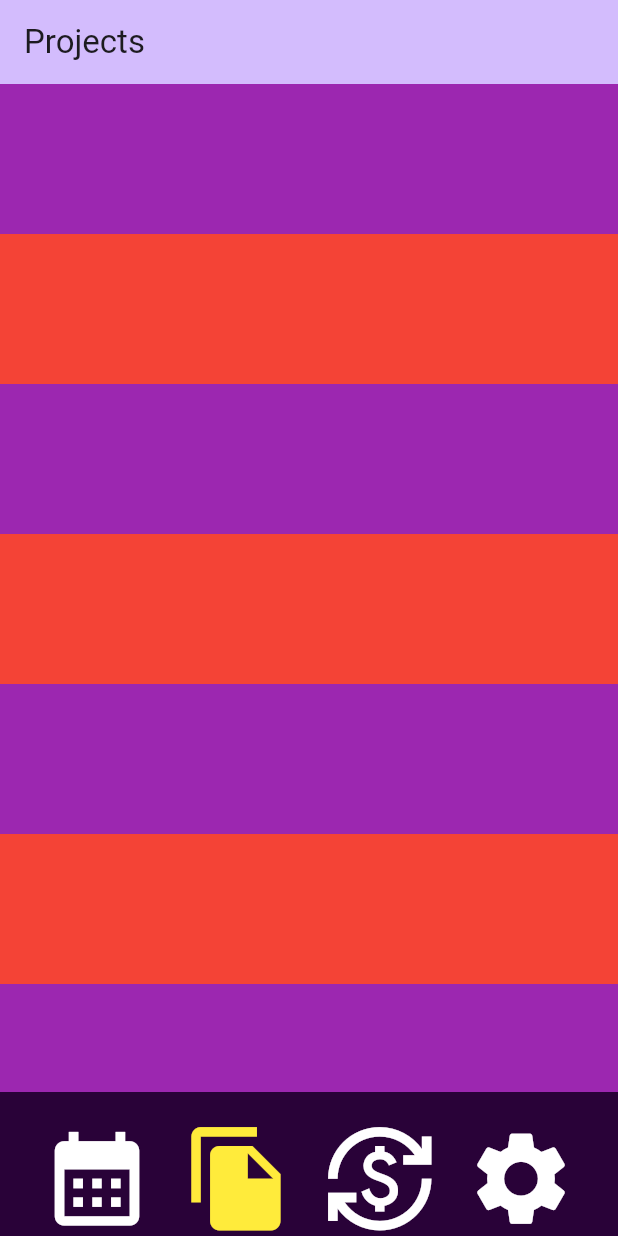
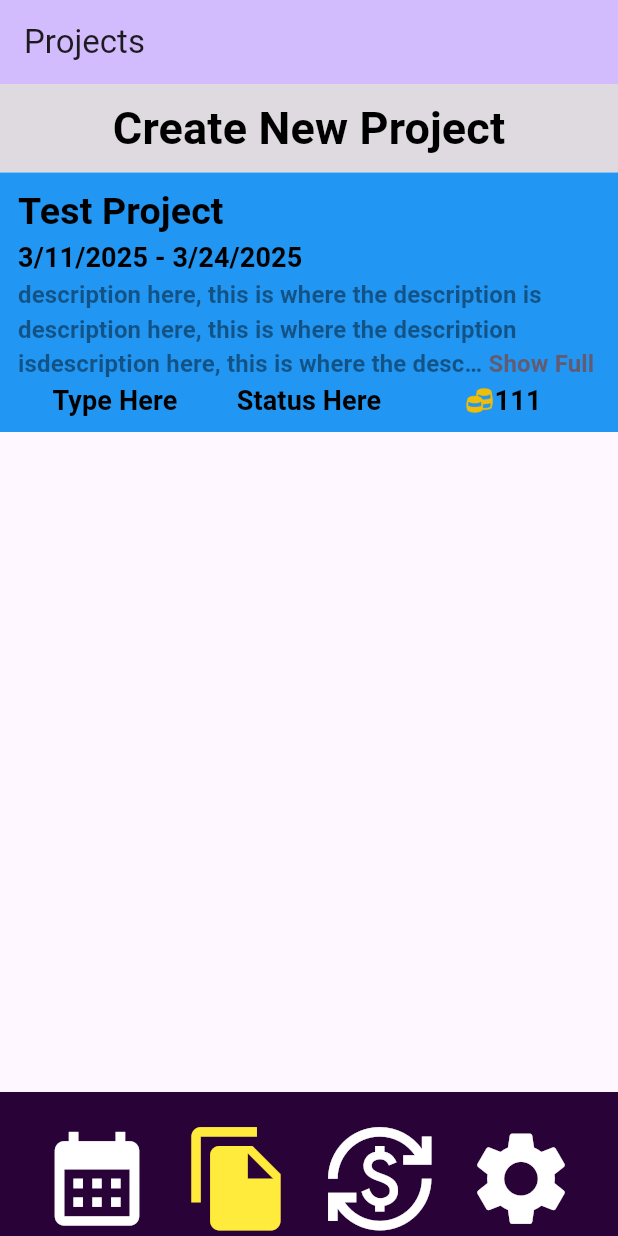
Before and after one commit to SushiRemi/Mini-Manager, a Flutter app: the ProjectsPage screen opened directly, on a phone screen of 412 x 824 dp. Run offline on Flutter 3.47's test engine with Material 3 defaults, Android fonts, the phone set to English and light mode, and no system bars; drawn by our look-alikes of expandable_text; our stand-ins replace go_router, table_calendar; missing offline and left inert: swipeable_page_route.

Commit message:
Finished main UI of projects page, next is implementing project creation/editing

```diff
--- a/lib/data_manager.dart
+++ b/lib/data_manager.dart
@@ -91,7 +91,7 @@ class DataManager {
         if(current[0].contains("project")){
           DateTime tempStart = DateTime(int.parse(current[4].substring(0,4)), int.parse(current[4].substring(5,7)), int.parse(current[4].substring(8,10)));
           DateTime tempEnd = DateTime(int.parse(current[5].substring(0,4)), int.parse(current[5].substring(5,7)), int.parse(current[5].substring(8,10)));
-          tempList.add(Project.create(current[1], current[2], current[3], tempStart, tempEnd, current[6]));
+          tempList.add(Project.create(current[1], current[2], current[3], tempStart, tempEnd, current[6], int.parse(current[7])));
         } else if (current[0].contains("content")){
           //add content to latest project
           DateTime tempDate = DateTime(int.parse(current[5].substring(0,4)), int.parse(current[5].substring(5,7)), int.parse(current[5].substring(8,10)));
--- a/lib/project.dart
+++ b/lib/project.dart
@@ -1,37 +1,40 @@
 import 'content.dart';
 
 class Project{
-  String title = "";
-  String type = "";
-  String description = "";
-  DateTime startDate = DateTime(0,0,0);
-  DateTime endDate = DateTime(0,0,0);
-  String status = "";
-  List<Content> contentList = [];
+  String _title = "";
+  String _type = "";
+  String _description = "";
+  DateTime _startDate = DateTime(0,0,0);
+  DateTime _endDate = DateTime(0,0,0);
+  String _status = "";
+  int _coinValue = 0;
+  List<Content> _contentList = [];
   //List<String> tags = [];
 
 
   Project.empty(){
-    title = "";
-    type = "";
-    description = "";
-    startDate = DateTime(0,0,0);
-    endDate = DateTime(0,0,0);
-    status = "";
-    contentList = [];
+    _title = "";
+    _type = "";
+    _description = "";
+    _startDate = DateTime(0,0,0);
+    _endDate = DateTime(0,0,0);
+    _status = "";
+    _coinValue = 0;
+    _contentList = [];
     //tags = [];
   }
 
-  Project.create(String titleIn, String typeIn, String descriptionIn, DateTime startDateIn, DateTime endDateIn, String statusIn){
-    title = titleIn;
-    type = typeIn;
-    description = descriptionIn;
-    startDate = startDateIn;
-    endDate = endDateIn;
-    status = statusIn;
+  Project.create(String titleIn, String typeIn, String descriptionIn, DateTime startDateIn, DateTime endDateIn, String statusIn, int coinValueIn){
+    _title = titleIn;
+    _type = typeIn;
+    _description = descriptionIn;
+    _startDate = startDateIn;
+    _endDate = endDateIn;
+    _status = statusIn;
+    _coinValue = coinValueIn;
 
     //initialize contentList with the content needed based on the project type (Album, EP, Single, Other)
-    switch (type){
+    switch (_type){
       case "Album":
 
       case "EP":
@@ -45,89 +48,101 @@ class Project{
   }
 
   String getTitle(){
-    return title;
+    return _title;
   }
 
   void setTitle(String newTitle){
-    title = newTitle;
+    _title = newTitle;
   }
 
   String getType(){
-    return type;
+    return _type;
   }
 
   void setType(String newType){
-    type = newType;
+    _type = newType;
   }
 
   String getDescription(){
-    return description;
+    return _description;
   }
 
   void setDescription(String newDescription){
-    description = newDescription;
+    _description = newDescription;
   }
 
   DateTime getStartDate(){
-    return startDate;
+    return _startDate;
   }
 
   void setStartDate(DateTime newStartDate){
-    startDate = newStartDate;
+    _startDate = newStartDate;
   }
 
   DateTime getEndDate(){
-    return endDate;
+    return _endDate;
   }
 
   void setEndDate(DateTime newEndDate){
-    endDate = newEndDate;
+    _endDate = newEndDate;
   }
 
   String getStatus(){
-    return status;
+    return _status;
   }
 
   void setStatus(String newStatus){
-    status = newStatus;
+    _status = newStatus;
+  }
+
+  int getCoinValue(){
+    return _coinValue;
+  }
+
+  void setCoinValue(int coins){
+    _coinValue = coins;
   }
 
   Content getContent(int index){
-    return contentList[index];
+    return _contentList[index];
   }
 
   void addContent(Content c){
     //check for duplicates
-    contentList.add(c);
+    _contentList.add(c);
   }
 
   void removeContent(int index){
     //check if it exists
-    contentList.removeAt(index);
+    _contentList.removeAt(index);
+  }
+
+  List<Content> getContentList(){
+    return _contentList;
   }
 
   String toCSV(){
     String out = "";
     out += "\"project\",,";
-    out += "\"$title\",,";
-    out += "\"$type\",,";
-    out += "\"$description\",,";
-    out += (startDate.toString().substring(0, 10));
+    out += "\"$_title\",,";
+    out += "\"$_type\",,";
+    out += "\"$_description\",,";
+    out += (_startDate.toString().substring(0, 10));
     out += ",,";
-    out += (endDate.toString().substring(0, 10));
+    out += (_endDate.toString().substring(0, 10));
     out += ",,";
-    out += "\"$status\"";
+    out += "\"$_status\"";
     return out; //contentList csv is handled by the content toCSV() function
   }
 
   void sortContentByDate(){ //untested insertion sort, will need version for sorting projects.
-    for (int i = 1; i < contentList.length; i++) {
+    for (int i = 1; i < _contentList.length; i++) {
       int j = i;
 
-      while (j > 0 && contentList[j].getDate().isBefore(contentList[j-1].getDate())) {
-        Content aux = contentList[j];
-        contentList[j] = contentList[j - 1];
-        contentList[j - 1] = aux;
+      while (j > 0 && _contentList[j].getDate().isBefore(_contentList[j-1].getDate())) {
+        Content aux = _contentList[j];
+        _contentList[j] = _contentList[j - 1];
+        _contentList[j - 1] = aux;
         j--;
       }
     }
--- a/lib/projects_page.dart
+++ b/lib/projects_page.dart
@@ -1,8 +1,15 @@
 import 'package:flutter/material.dart';
 import 'package:mini_manager/calendar_page.dart';
+import 'package:mini_manager/project_edit_page.dart';
 import 'package:mini_manager/projects_page.dart';
 import 'package:mini_manager/shop_page.dart';
 import 'package:mini_manager/settings_stats_page.dart';
+import 'package:mini_manager/content.dart';
+import 'package:mini_manager/project.dart';
+import 'package:mini_manager/data_manager.dart';
+
+//used for description text
+import 'package:expandable_text/expandable_text.dart';
 
 //used for swiping between pages
 import 'package:go_router/go_router.dart';
@@ -22,21 +29,41 @@ class ProjectsPage extends StatefulWidget {
 
   final String title;
 
+
+
   @override
   State<ProjectsPage> createState() => _ProjectsPage();
 }
 
 class _ProjectsPage extends State<ProjectsPage> {
-  int _counter = 0;
+  DataManager data = DataManager();
 
-  void _incrementCounter() {
-    setState(() {
-      _counter++;
-    });
+  //For dynamically displaying events
+  List<ProjectWidget> _projectWidgetList = [];
+
+  //save projects to file
+  void _save() {
+    data.saveProjects();
+  }
+
+  //load projects from file
+  void _load() {
+    data.loadProjects();
+  }
+
+  //to update project widgets
+  List<ProjectWidget> _updateProjectWidgetList(List<Project> projectList){
+    List<ProjectWidget> newProjectList = [];
+    for(int i=0; i<projectList.length; i++){
+      newProjectList.add(ProjectWidget(projectList[i]));
+    }
+    newProjectList.add(ProjectWidget.test());
+    return newProjectList;
   }
 
   @override
   Widget build(BuildContext context) {
+    _load();
     return Scaffold(
       appBar: AppBar(
         automaticallyImplyLeading: false,
@@ -57,54 +84,49 @@ class _ProjectsPage extends State<ProjectsPage> {
 
         child: Column(
           children: [
-            //Project List
             Expanded(
               flex: 7,
-                child: ListView(
-                  children: [
-                    Container(
-                      height: 100,
-                      color: Colors.purple
-                    ),
-                    Container(
-                      height: 100,
-                      color: Colors.red
-                    ),
-                    Container(
-                        height: 100,
-                        color: Colors.purple
-                    ),
-                    Container(
-                        height: 100,
-                        color: Colors.red
-                    ),
-                    Container(
-                        height: 100,
-                        color: Colors.purple
-                    ),
-                    Container(
-                        height: 100,
-                        color: Colors.red
-                    ),
-                    Container(
-                        height: 100,
-                        color: Colors.purple
-                    ),
-                    Container(
-                        height: 100,
-                        color: Colors.red
-                    ),
-                    Container(
-                        height: 100,
-                        color: Colors.purple
-                    ),
-                    Container(
-                        height: 100,
-                        color: Colors.red
-                    ),
+              child: Column(
+                children: [
+                  //Create new project button
+                  Row(
+                      children: [
+                        Expanded(
+                          child: Container(
+                            color: Colors.black12,
+                            child:
+                            Expanded(
+                              child: TextButton(
+                                onPressed: (){
+                                  _save();
+                                  Navigator.of(context).push(
+                                      MaterialPageRoute(builder: (context) => const ProjectEditPage(title: "Add/Edit Project")),
+                                  );
+                                },
+                                child:
+                                const Text(
+                                  "Create New Project",
+                                  style: TextStyle(
+                                    fontSize: 30,
+                                    fontWeight: FontWeight.bold,
+                                    color: Colors.black,
+                                  ),
+                                ),
+                              ),
+                            ),
+                          ),
+                        )
+                      ]
+                  ),
 
-                  ],
-                )
+                  //Project List
+                  Expanded(
+                      child: ListView(
+                        children: _projectWidgetList = _updateProjectWidgetList(data.projectList),
+                      )
+                  ),
+                ],
+              )
             ),
 
             //Bottom Nav Bar
@@ -119,6 +141,7 @@ class _ProjectsPage extends State<ProjectsPage> {
                     //Calendar Page
                     IconButton(
                       onPressed: (){
+                        _save();
                         Navigator.of(context).pushAndRemoveUntil(
                             MaterialPageRoute(builder: (context) => CalendarPage(title: "Calendar")),
                             ModalRoute.withName("Calendar")
@@ -146,6 +169,7 @@ class _ProjectsPage extends State<ProjectsPage> {
                     //Shop Page
                     IconButton(
                       onPressed: (){
+                        _save();
                         Navigator.of(context).pushAndRemoveUntil(
                             MaterialPageRoute(builder: (context) => ShopPage(title: "Shop")),
                             ModalRoute.withName("Calendar")
@@ -162,6 +186,7 @@ class _ProjectsPage extends State<ProjectsPage> {
                     //Settings Page
                     IconButton(
                       onPressed: (){
+                        _save();
                         Navigator.of(context).pushAndRemoveUntil(
                             MaterialPageRoute(builder: (context) => SettingsStatsPage(title: "SettingsStats")),
                             ModalRoute.withName("Calendar")
@@ -186,24 +211,151 @@ class _ProjectsPage extends State<ProjectsPage> {
 
     );
   }
+}
 
-  //Method to go to shop
-  Future<void> _pushShopPage(BuildContext context) async {
-    return switch (NavigationMode.current){
-      NavigationMode.navigator => Navigator.of(context)
-          .push<void>(SwipeablePageRoute(builder: (_) => const ShopPage(title: "Shop"))),
-      NavigationMode.goRouter => GoRouter.of(context).push<void>('/shop'),
-      NavigationMode.goRouterBuilder => ShopPageRoute().push(context),
-    };
+
+// widget for dynamic text field
+class ProjectWidget extends StatelessWidget {
+  String title = "";
+  String description = "";
+  String status = "";
+  String type = "";
+  int coinValue = 0;
+  DateTime startDate = DateTime(2025, 03, 11);
+  DateTime endDate = DateTime(2025, 03, 24);
+
+  ProjectWidget(Project project, {super.key}){
+    title = project.getTitle();
+    description = project.getDescription();
+    status = project.getStatus();
+    type = project.getType();
+    coinValue = project.getCoinValue();
+    startDate = project.getStartDate();
+    endDate = project.getEndDate();
   }
 
-  //Method to go to calendar
-  Future<void> _pushCalendarPage(BuildContext context) async {
-    return switch (NavigationMode.current){
-      NavigationMode.navigator => Navigator.of(context)
-          .push<void>(SwipeablePageRoute(builder: (_) => const CalendarPage(title: "Calendar"))),
-      NavigationMode.goRouter => GoRouter.of(context).push<void>('/calendar'),
-      NavigationMode.goRouterBuilder => CalendarPageRoute().push(context),
-    };
+  ProjectWidget.empty({super.key}){
+    title = "Hello";
+    description = "TEST";
+    status = "TEST";
+    type = "TEST";
+    coinValue = 100;
+    startDate = DateTime(2025, 03, 11);
+    endDate = DateTime(2025, 03, 24);
+  }
+
+  ProjectWidget.test({super.key}){
+    title = "Test Project";
+    description = "description here, this is where the description is description here, this is where the description isdescription here, this is where the description isdescription here, this is where the description is";
+    status = "Status Here";
+    type = "Type Here";
+    coinValue = 111;
+    startDate = DateTime(2025, 03, 11);
+    endDate = DateTime(2025, 03, 24);
+  }
+
+
+  @override
+  Widget build(BuildContext context){
+    String startDateString = ("${startDate.month}/${startDate.day}/${startDate.year}");
+    String endDateString = ("${endDate.month}/${endDate.day}/${endDate.year}");
+    String dateString = ("$startDateString - $endDateString");
+    return Container(
+        color: Colors.blue,
+        //height: 100,
+        //width: 100,
+        child: TextButton(
+          onPressed: (){
+            //Should change to project viewing page
+            // Navigator.of(context).pushAndRemoveUntil(
+            //     MaterialPageRoute(builder: (context) => ProjectsPage(title: "Projects")),
+            //     ModalRoute.withName("Calendar")
+            // );
+          },
+          child: Column(
+              crossAxisAlignment: CrossAxisAlignment.start,
+              children: [
+                Text(
+                  title,
+                  style: const TextStyle(
+                    fontSize: 25,
+                    fontWeight: FontWeight.bold,
+                    color: Colors.black,
+                  ),
+                  textAlign: TextAlign.left,
+                ),
+                Text(
+                  dateString,
+                  style: const TextStyle(
+                    fontSize: 18,
+                    fontWeight: FontWeight.bold,
+                    color: Colors.black,
+                  ),
+                  textAlign: TextAlign.left,
+                ),
+                ExpandableText(
+                  description,
+                  expandText: "Show Full",
+                  collapseText: "Show Less",
+                  maxLines: 3,
+                  animation: true,
+                  style: const TextStyle(
+                    fontSize: 16,
+                    fontWeight: FontWeight.bold,
+                    color: Colors.black45,
+                  ),
+                ),
+                Row(
+                    children: [
+                      Expanded(
+                          child: Text(
+                            textAlign: TextAlign.center,
+                            type,
+                            style: const TextStyle(
+                              fontSize: 18,
+                              fontWeight: FontWeight.bold,
+                              color: Colors.black,
+                            ),
+                          )
+                      ),
+                      Expanded(
+                          child: Text(
+                            textAlign: TextAlign.center,
+                            status,
+                            style: const TextStyle(
+                              fontSize: 18,
+                              fontWeight: FontWeight.bold,
+                              color: Colors.black,
+                            ),
+                          )
+                      ),
+                      Expanded(
+                          child: Row(
+                            mainAxisAlignment: MainAxisAlignment.center,
+                            children: [
+                              const Image(
+                                image: AssetImage("assets/coins.png"),
+                                width: 20,
+                                height: 20,
+                              ),
+                              Text(
+                                coinValue.toString(),
+                                style: const TextStyle(
+                                  fontSize: 18,
+                                  fontWeight: FontWeight.bold,
+                                  color: Colors.black,
+                                ),
+                              )
+                            ],
+                          )
+
+                      ),
+                    ]
+                ),
+
+              ]
+          ),
+        )
+    );
   }
 }
```
Also changed, not shown: lib/calendar_page.dart (+4 -4 lines), lib/project_edit_page.dart (added, +53 -0 lines), lib/calendar.dart (deleted), lib/date.dart (deleted).
